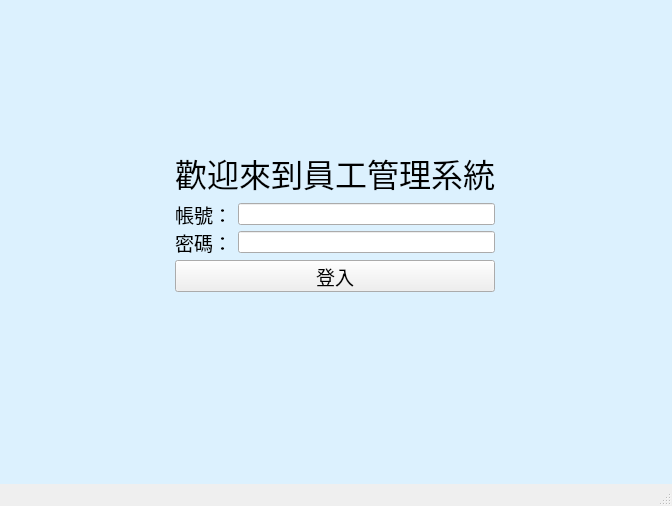
Old version of the form ui/login_ui.ui in the repository janiceHuuu/employee_management_system.
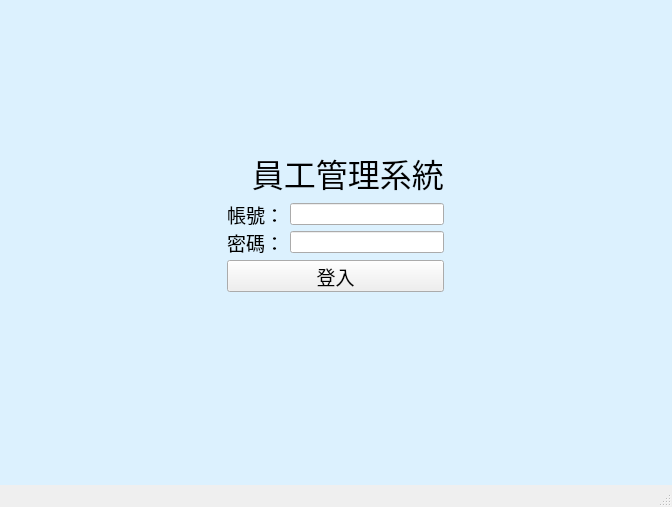
New version of the form. Icons and pictures are not drawn.

The edit to the form file:
```diff
--- a/ui/login_ui.ui
+++ b/ui/login_ui.ui
@@ -7,7 +7,7 @@
     <x>0</x>
     <y>0</y>
     <width>672</width>
-    <height>506</height>
+    <height>507</height>
    </rect>
   </property>
   <property name="windowTitle">
@@ -193,7 +193,7 @@
         </font>
        </property>
        <property name="text">
-        <string>歡迎來到員工管理系統</string>
+        <string>   員工管理系統</string>
        </property>
       </widget>
      </item>
```
